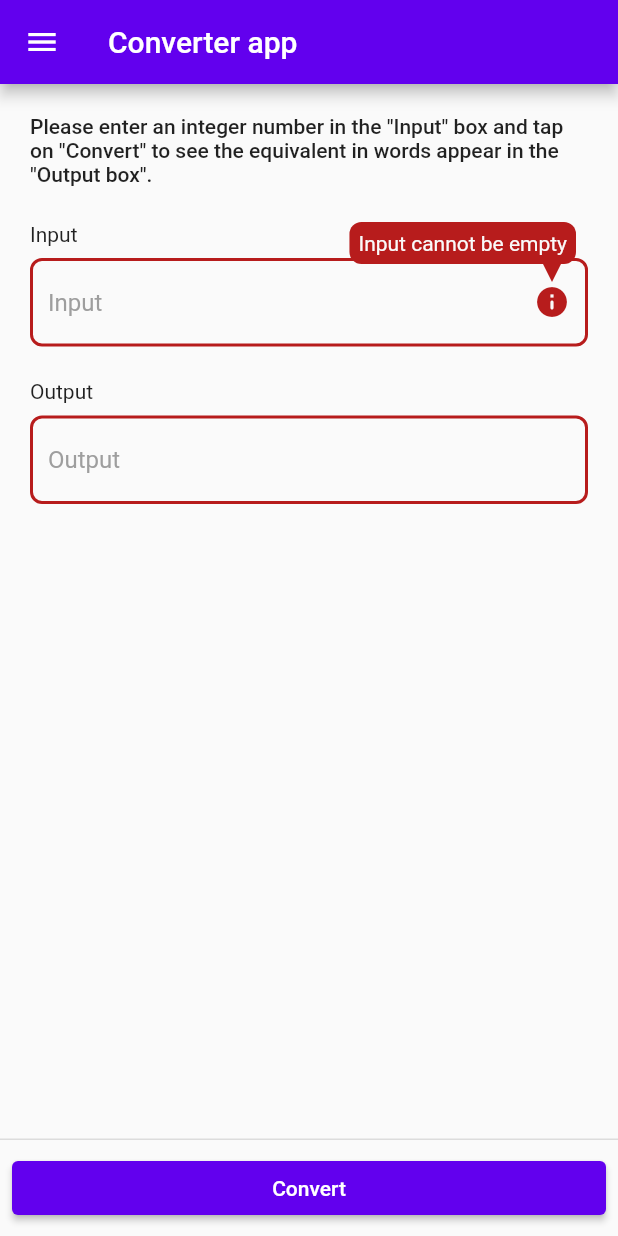
After one commit to dhiyaaulauliyaa/number_to_word_converter, a Flutter app: the LogicTestScreen screen opened directly, after a tap on "Convert", on a phone screen of 412 x 824 dp. The commit adds this screen. Run offline on Flutter 3.47's test engine with Material 2 defaults, Android fonts, the phone set to English and light mode, and no system bars.

Commit message:
feat: :sparkles: create LogicTestScreen

```diff
--- a/lib/main.dart
+++ b/lib/main.dart
@@ -1,5 +1,6 @@
 import 'package:flutter/material.dart';
 
+import 'screens/logic_test_screen.dart';
 import 'screens/widget_test_screen.dart';
 
 void main() {
@@ -74,6 +75,14 @@ class MyHomePage extends StatelessWidget {
               ),
               child: const Text('Widget Test'),
             ),
+            ElevatedButton(
+              onPressed: () => Navigator.of(context).push(
+                MaterialPageRoute(
+                  builder: (context) => const LogicTestScreen(),
+                ),
+              ),
+              child: const Text('Logic Test'),
+            ),
           ],
         ),
       ),
--- /dev/null
+++ b/lib/screens/logic_test_screen.dart
@@ -0,0 +1,147 @@
+import 'package:flutter/material.dart';
+import 'package:flutter/services.dart';
+
+import '../components/extensions/string_extension.dart';
+import '../components/utils/number_converter_util.dart';
+import '../components/widgets/gluon_text_form_field.dart';
+
+class LogicTestScreen extends StatefulWidget {
+  const LogicTestScreen({super.key});
+
+  @override
+  State<LogicTestScreen> createState() => _LogicTestScreenState();
+}
+
+class _LogicTestScreenState extends State<LogicTestScreen> {
+  final _formKey = GlobalKey<FormState>();
+  late final TextEditingController _inputController;
+  late final TextEditingController _outputController;
+
+  @override
+  void initState() {
+    _inputController = TextEditingController();
+    _outputController = TextEditingController();
+    super.initState();
+  }
+
+  @override
+  void dispose() {
+    _inputController.dispose();
+    _outputController.dispose();
+    super.dispose();
+  }
+
+  @override
+  Widget build(BuildContext context) {
+    return Scaffold(
+      appBar: AppBar(title: const Text('Converter app')),
+      drawer: Container(
+        width: MediaQuery.of(context).size.width * 0.7,
+        height: MediaQuery.of(context).size.height,
+        padding: const EdgeInsets.only(left: 20, right: 20, top: 200),
+        color: Theme.of(context).secondaryHeaderColor,
+        child: Column(
+          crossAxisAlignment: CrossAxisAlignment.start,
+          children: [
+            GestureDetector(
+              onTap: () => Navigator.of(context).popUntil(
+                (route) => route.isFirst,
+              ),
+              behavior: HitTestBehavior.opaque,
+              child: Text(
+                'Home',
+                style: Theme.of(context).textTheme.displaySmall,
+              ),
+            ),
+          ],
+        ),
+      ),
+      persistentFooterButtons: [
+        SizedBox(
+          width: double.infinity,
+          child: ElevatedButton(
+            onPressed: () {
+              if (_formKey.currentState?.validate() ?? false) {
+                _onInputSubmitted(_inputController.text);
+              }
+            },
+            child: const Text('Convert'),
+          ),
+        ),
+      ],
+      body: ListView(
+        padding: const EdgeInsets.all(20),
+        children: [
+          Text(
+            'Please enter an integer number in the "Input" box and tap on '
+            '"Convert" to see the equivalent in words appear in the '
+            '"Output box".',
+            style: Theme.of(context).textTheme.bodyLarge,
+          ),
+          const SizedBox(height: 24),
+          Form(
+            key: _formKey,
+            child: Column(
+              children: [
+                GluonTextFormField(
+                  controller: _inputController,
+                  maxLength: 15,
+                  keyboardType: TextInputType.number,
+                  inputFormatters: [FilteringTextInputFormatter.digitsOnly],
+                  onFieldSubmitted: _onInputSubmitted,
+                  decoration: const InputDecoration(
+                    hintText: 'Input',
+                    counter: SizedBox(),
+                  ),
+                  validator: _inputValidator,
+                ),
+                GluonTextFormField(
+                  controller: _outputController,
+                  enabled: false,
+                  maxLines: null,
+                  decoration: const InputDecoration(hintText: 'Output'),
+                  style: TextStyle(
+                    color: Theme.of(context).colorScheme.onBackground,
+                  ),
+                ),
+              ],
+            ),
+          ),
+        ],
+      ),
+    );
+  }
+
+  void _onInputSubmitted(String value) {
+    var number = int.tryParse(value);
+    if (number == null) {
+      ScaffoldMessenger.of(context)
+        ..hideCurrentSnackBar()
+        ..showSnackBar(
+          const SnackBar(content: Text('Invalid number')),
+        );
+    }
+
+    _outputController.text = '${NumberConverterUtil.numberToWords(
+      number!,
+    ).toSentenceCase}.';
+  }
+
+  String? _inputValidator(value) {
+    if (value?.isEmpty ?? true) {
+      return 'Input cannot be empty';
+    }
+
+    var integerVal = int.tryParse(value!);
+
+    if (integerVal == null) {
+      return 'Please only input digits';
+    }
+
+    if (integerVal > 999999999999999) {
+      return 'Maximum value is 999,999,999,999,999';
+    }
+
+    return null;
+  }
+}
```
